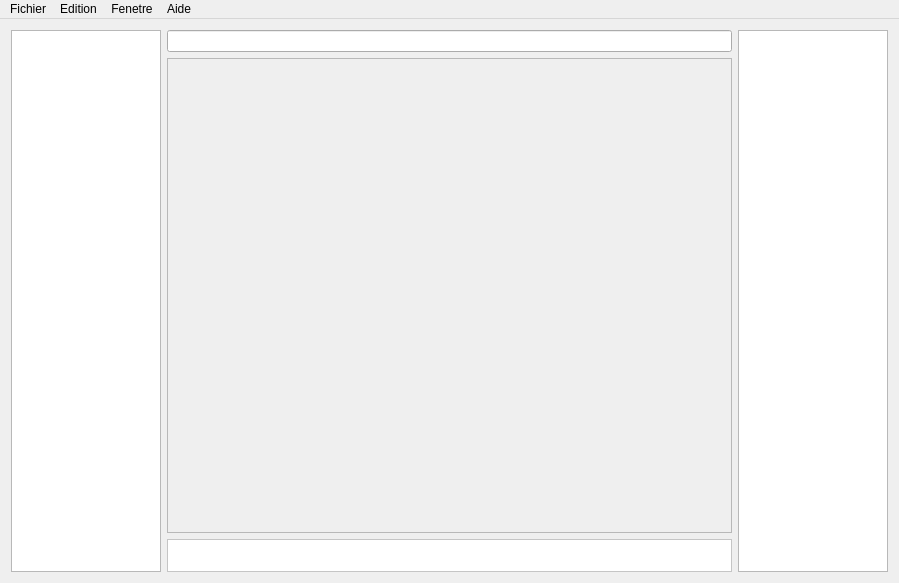
Phoenix63/IRC-like, file ChatIRC/mainframe.ui: the form before one commit.
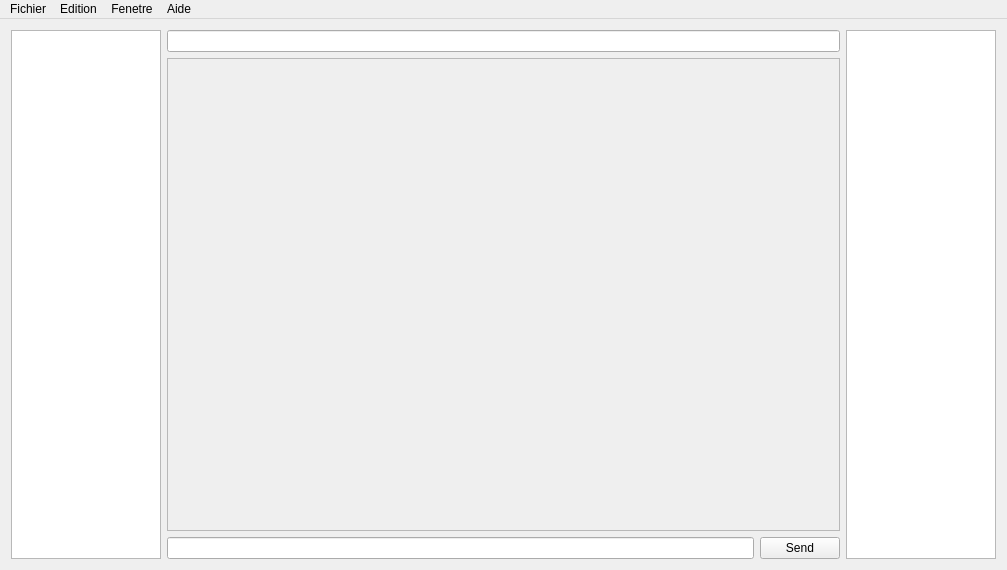
The form after the commit.

The edit to the form file:
```diff
--- a/ChatIRC/mainframe.ui
+++ b/ChatIRC/mainframe.ui
@@ -6,8 +6,8 @@
    <rect>
     <x>0</x>
     <y>0</y>
-    <width>899</width>
-    <height>583</height>
+    <width>1007</width>
+    <height>570</height>
    </rect>
   </property>
   <property name="windowTitle">
@@ -56,8 +56,8 @@
           <rect>
            <x>0</x>
            <y>0</y>
-           <width>565</width>
-           <height>474</height>
+           <width>673</width>
+           <height>470</height>
           </rect>
          </property>
          <layout class="QVBoxLayout" name="verticalLayout_2">
@@ -76,9 +76,6 @@
             <property name="orientation">
              <enum>Qt::Vertical</enum>
             </property>
-            <property name="sizeType">
-             <enum>QSizePolicy::Expanding</enum>
-            </property>
             <property name="sizeHint" stdset="0">
              <size>
               <width>20</width>
@@ -92,88 +89,18 @@
        </widget>
       </item>
       <item>
-       <widget class="QFrame" name="MessageBox">
-        <property name="minimumSize">
-         <size>
-          <width>0</width>
-          <height>0</height>
-         </size>
-        </property>
-        <property name="maximumSize">
-         <size>
-          <width>16777215</width>
-          <height>1677215</height>
-         </size>
-        </property>
-        <property name="styleSheet">
-         <string notr="true">background-color: rgba(255,255,255);</string>
-        </property>
-        <property name="frameShape">
-         <enum>QFrame::StyledPanel</enum>
-        </property>
-        <layout class="QHBoxLayout" name="horizontalLayout_2">
-         <property name="spacing">
-          <number>6</number>
-         </property>
-         <property name="topMargin">
-          <number>4</number>
-         </property>
-         <property name="bottomMargin">
-          <number>5</number>
-         </property>
-         <item>
-          <widget class="QPushButton" name="pushButton_upload">
-           <property name="text">
-            <string/>
-           </property>
-           <property name="flat">
-            <bool>true</bool>
-           </property>
-          </widget>
-         </item>
-         <item>
-          <widget class="QLineEdit" name="messageSender">
-           <property name="minimumSize">
-            <size>
-             <width>0</width>
-             <height>20</height>
-            </size>
-           </property>
-           <property name="maximumSize">
-            <size>
-             <width>16777215</width>
-             <height>20</height>
-            </size>
-           </property>
-           <property name="styleSheet">
-            <string notr="true"> background-color: rgba(255, 255, 255, 0);</string>
-           </property>
-           <property name="frame">
-            <bool>false</bool>
-           </property>
-          </widget>
-         </item>
-         <item>
-          <widget class="QPushButton" name="pushButton_emojis">
-           <property name="minimumSize">
-            <size>
-             <width>0</width>
-             <height>20</height>
-            </size>
-           </property>
-           <property name="maximumSize">
-            <size>
-             <width>16777215</width>
-             <height>20</height>
-            </size>
-           </property>
-           <property name="flat">
-            <bool>true</bool>
-           </property>
-          </widget>
-         </item>
-        </layout>
-       </widget>
+       <layout class="QHBoxLayout" name="horizontalLayout_2">
+        <item>
+         <widget class="QLineEdit" name="messageSender"/>
+        </item>
+        <item>
+         <widget class="QPushButton" name="pushButton_send">
+          <property name="text">
+           <string>Send</string>
+          </property>
+         </widget>
+        </item>
+       </layout>
       </item>
      </layout>
     </item>
@@ -203,7 +130,7 @@
     <rect>
      <x>0</x>
      <y>0</y>
-     <width>899</width>
+     <width>1007</width>
      <height>21</height>
     </rect>
    </property>
```
Left out of the diff: 15 changed lines with no effect on the pictures.
